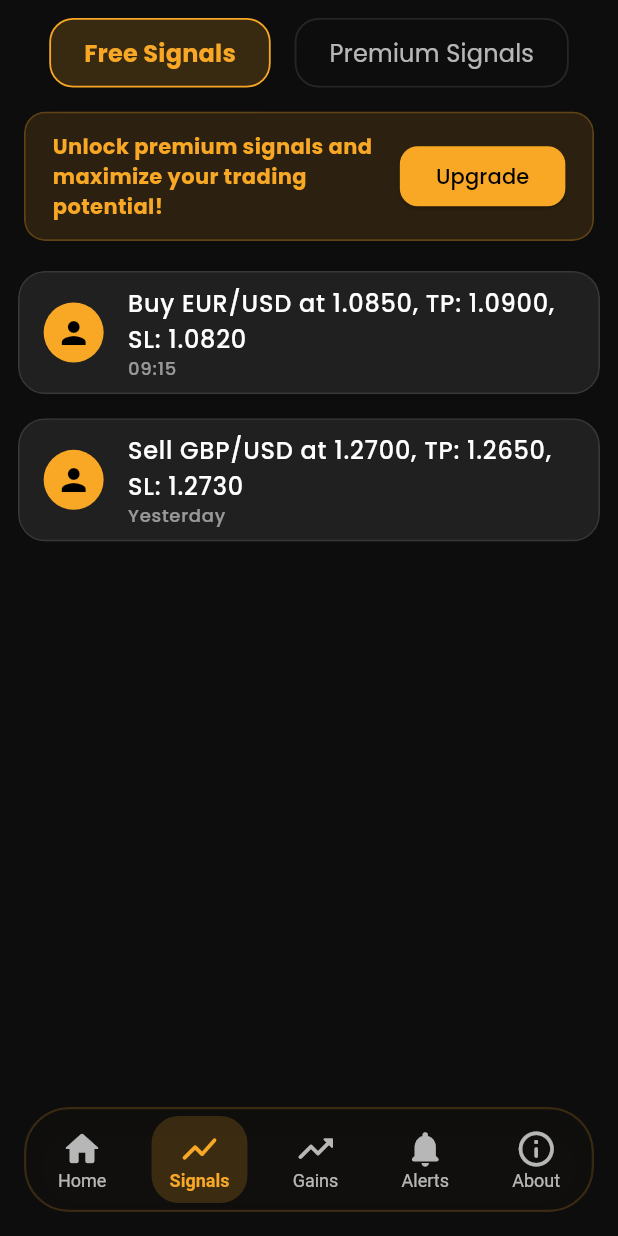
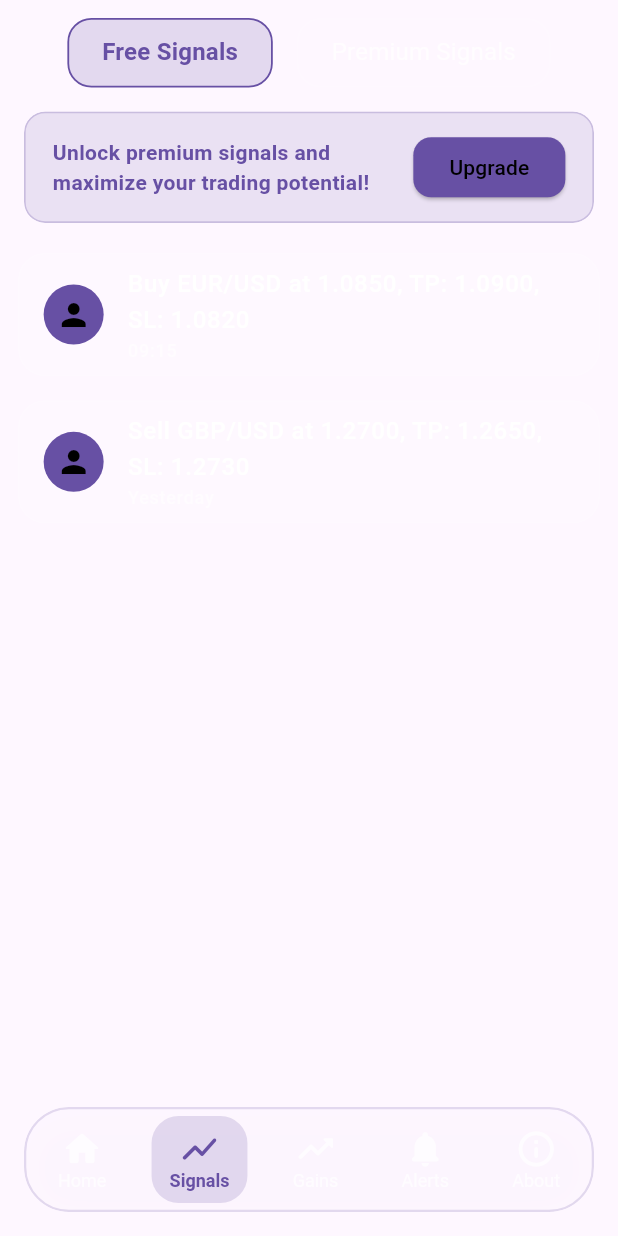
Before and after one commit to igmoiiz/Trade-With-Shaw, a Flutter app: the screen it shows after launch, item 2 of the bottom bar chosen, on a phone screen of 412 x 824 dp. Run offline on Flutter 3.47's test engine with Material 3 defaults, Android fonts, the phone set to English and light mode, and no system bars; our stand-ins replace google_fonts, supabase_flutter; accounts and stored records are empty; network calls fail.

```diff
--- a/lib/main.dart
+++ b/lib/main.dart
@@ -1,8 +1,7 @@
 import 'package:flutter/material.dart';
 import 'package:supabase_flutter/supabase_flutter.dart';
+import 'package:trade_with_shaw/consts.dart';
 import 'package:trade_with_shaw/view/home_page.dart';
-import 'package:trade_with_shaw/consts.dart';
-import 'package:trade_with_shaw/utils/theme/theme.dart';
 
 Future<void> main() async {
   WidgetsFlutterBinding.ensureInitialized();
@@ -10,20 +9,12 @@ Future<void> main() async {
   //  Supabase Initialization
   await Supabase.initialize(url: supabase_url, anonKey: supabase_anon_key);
 
-  //  Run the application
-  runApp(const MyApp());
+  //  Run the Application
+  runApp(
+    MaterialApp(
+      title: 'Trade With Shaw',
+      debugShowCheckedModeBanner: false,
+      home: HomePage(),
+    ),
+  );
 }
-
-class MyApp extends StatelessWidget {
-  const MyApp({super.key});
-
-  @override
-  Widget build(BuildContext context) {
-    return MaterialApp(
-      title: 'TWS',
-      debugShowCheckedModeBanner: false,
-      theme: applicationTheme,
-      home: const HomePage(),
-    );
-  }
-}
```
